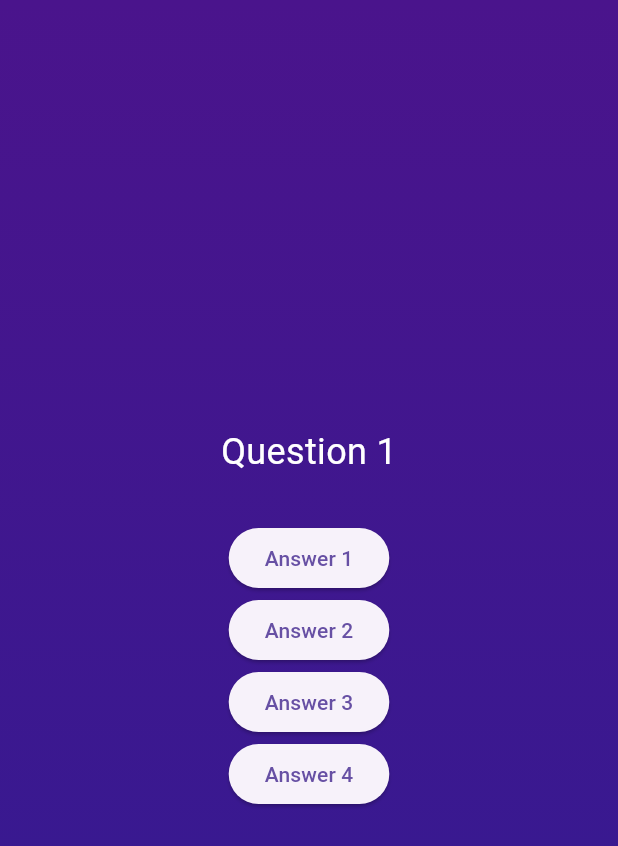
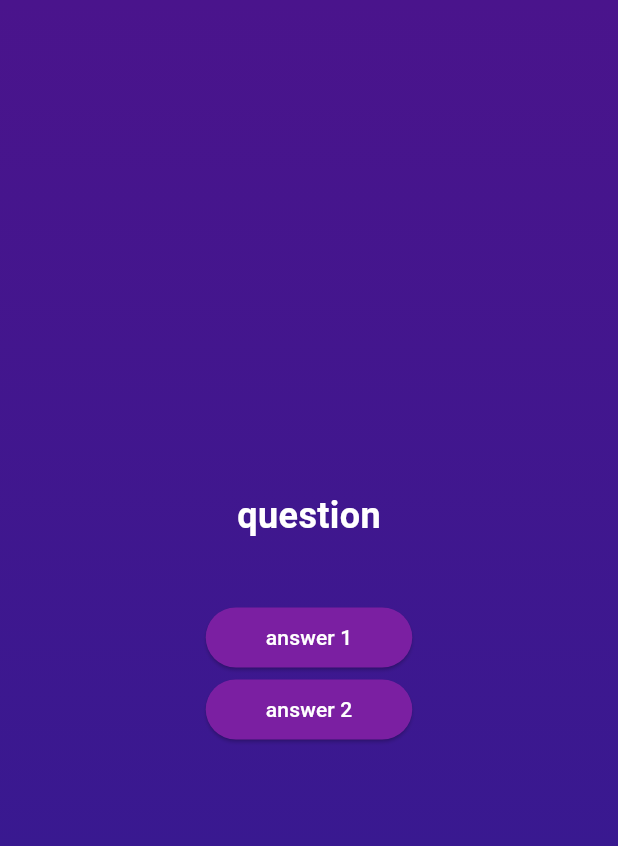
Before and after one commit to lcd11001/flutter-quiz, a Flutter app: the screen it shows after launch, after a tap on "Start", on a phone screen of 412 x 824 dp. Shown: the top 846 px of the screen. Run offline on Flutter 3.47's test engine with Material 3 defaults, Android fonts, the phone set to English and light mode, and no system bars; generated files the repository leaves out were written again.

Commit message:
- demo question & answers component

```diff
--- /dev/null
+++ b/lib/components/answer_button.dart
@@ -0,0 +1,40 @@
+// generate AnswerButton class
+import 'package:flutter/material.dart';
+
+import 'package:simple_quiz/config.dart';
+
+class AnswerButton extends StatelessWidget {
+  final String answer;
+  final ReturnCallback<void, String> onAnswerSelected;
+  final ReturnCallback<String, String> localizeCallback;
+
+  const AnswerButton({
+    super.key,
+    required this.localizeCallback,
+    required this.answer,
+    required this.onAnswerSelected,
+  });
+
+  @override
+  Widget build(BuildContext context) {
+    return ElevatedButton(
+      style: ElevatedButton.styleFrom(
+        backgroundColor: Colors.purple.shade700,
+        foregroundColor: Colors.white,
+        shape: RoundedRectangleBorder(
+          borderRadius: BorderRadius.circular(20),
+        ),
+        padding: const EdgeInsets.symmetric(
+          vertical: 10,
+          horizontal: 40,
+        ),
+      ),
+      onPressed: () {
+        onAnswerSelected(answer);
+      },
+      child: Text(
+        localizeCallback(answer),
+      ),
+    );
+  }
+}
--- /dev/null
+++ b/lib/components/question_element.dart
@@ -0,0 +1,50 @@
+// Generate QuestionElement widget
+import 'package:flutter/material.dart';
+
+import 'package:simple_quiz/components/answer_button.dart';
+import 'package:simple_quiz/config.dart';
+
+class QuestionElement extends StatelessWidget {
+  final String question;
+  final List<String> answers;
+  final ReturnCallback<void, String> onAnswerSelected;
+  final ReturnCallback<String, String> localizeCallback;
+
+  const QuestionElement({
+    super.key,
+    required this.question,
+    required this.answers,
+    required this.onAnswerSelected,
+    required this.localizeCallback,
+  });
+
+  List<AnswerButton> generateAnwerWidgets() {
+    return answers.map((answer) {
+      return AnswerButton(
+        localizeCallback: localizeCallback,
+        answer: answer,
+        onAnswerSelected: onAnswerSelected,
+      );
+    }).toList();
+  }
+
+  @override
+  Widget build(BuildContext context) {
+    return Column(
+      children: [
+        Text(
+          localizeCallback(question),
+          style: const TextStyle(
+            fontSize: 24,
+            fontWeight: FontWeight.bold,
+            color: Colors.white,
+          ),
+        ),
+        const SizedBox(height: 40),
+        Column(
+          children: generateAnwerWidgets(),
+        ),
+      ],
+    );
+  }
+}
--- a/lib/config.dart
+++ b/lib/config.dart
@@ -1,4 +1,5 @@
 typedef Callback<T> = void Function(T value);
+typedef ReturnCallback<R, P> = R Function(P value);
 
 enum ScreenType {
   splashScreen,
--- a/lib/question_screen.dart
+++ b/lib/question_screen.dart
@@ -1,4 +1,5 @@
 import 'package:flutter/material.dart';
+import 'package:simple_quiz/components/question_element.dart';
 
 class QuestionScreen extends StatefulWidget {
   const QuestionScreen({super.key});
@@ -6,6 +7,15 @@ class QuestionScreen extends StatefulWidget {
   @override
   State<QuestionScreen> createState() {
     return _QuestionScreenState();
+  }
+
+  String localizeCallback(String key) {
+    return key;
+  }
+
+  void onAnswerSelected(String answer) {
+    // do nothing
+    debugPrint('Answer selected: $answer');
   }
 }
 
@@ -19,30 +29,12 @@ class _QuestionScreenState extends State<QuestionScreen> {
           //mainAxisSize: MainAxisSize.min,
           mainAxisAlignment: MainAxisAlignment.center,
           children: [
-            const Text('Question 1',
-                style: TextStyle(
-                  fontSize: 24,
-                  color: Colors.white,
-                )),
-            const SizedBox(
-              height: 30,
-            ),
-            ElevatedButton(
-              onPressed: () {},
-              child: Text('Answer 1'),
-            ),
-            ElevatedButton(
-              onPressed: () {},
-              child: Text('Answer 2'),
-            ),
-            ElevatedButton(
-              onPressed: () {},
-              child: Text('Answer 3'),
-            ),
-            ElevatedButton(
-              onPressed: () {},
-              child: Text('Answer 4'),
-            ),
+            QuestionElement(
+              question: "question",
+              answers: const ["answer 1", "answer 2"],
+              onAnswerSelected: widget.onAnswerSelected,
+              localizeCallback: widget.localizeCallback,
+            )
           ],
         ),
       ),
```
